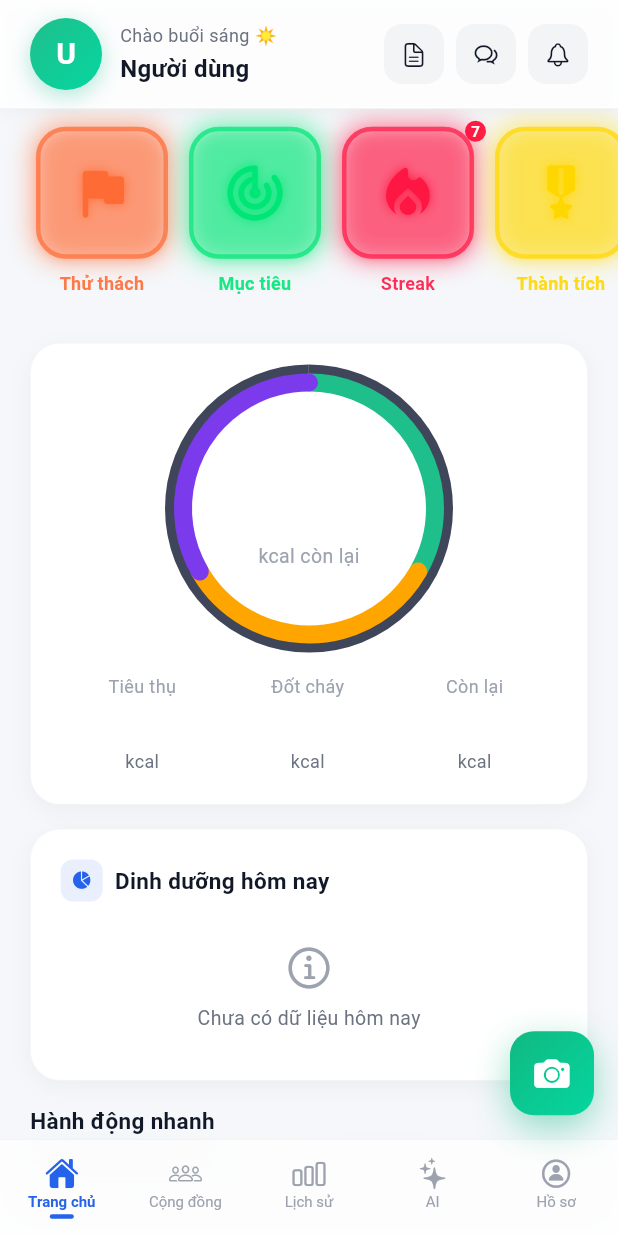
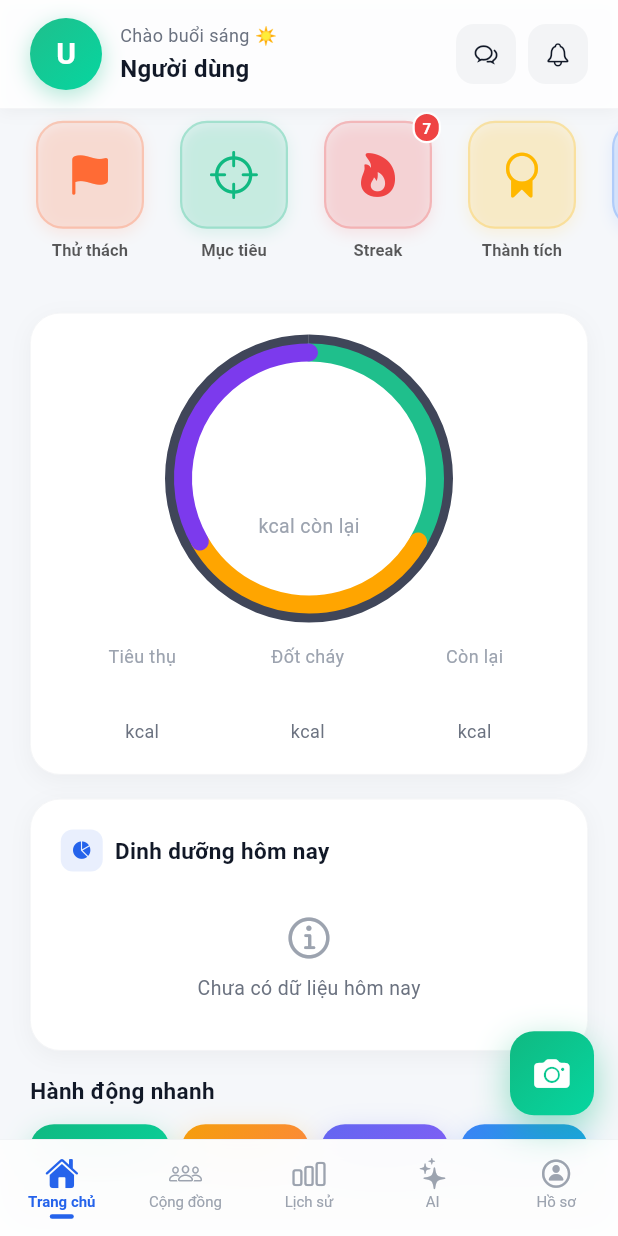
Before and after one commit to in4SECxMinDandy/Calo-Tracker, a Flutter app: the HomeScreen screen opened directly, on a phone screen of 412 x 824 dp. Run offline on Flutter 3.47's test engine with Material 3 defaults, Android fonts, the phone set to English and light mode, and no system bars; our stand-ins replace cached_network_image, camera, connectivity_plus, csv, device_info_plus, emoji_picker_flutter and 16 more; missing offline and left inert: flutter_lucide_animated, google_mlkit_barcode_scanning; accounts and stored records are empty; network calls fail.

Commit message:
fix: UI improvements and cleanup
- Remove duplicate 'Xuất dữ liệu' button from Settings screen
- Remove duplicate PDF export button from Home screen header
- Redesign GamificationRow: remove neon effects, use clean flat design
  * Professional CupertinoIcons instead of Material neon icons
  * Subtle shadows instead of glow effects
  * Consistent sizing (72x72 boxes)
  * Better dark/light mode support

```diff
--- a/calotracker/lib/screens/home/home_screen.dart
+++ b/calotracker/lib/screens/home/home_screen.dart
@@ -687,28 +687,6 @@ class _HomeScreenState extends State<HomeScreen>
           // ── Action Buttons ─────────────────────────────────────────────
           Row(
             children: [
-              // Nút xuất PDF
-              _ScaleTapWidget(
-                onTap: _showPdfExportDialog,
-                child: _HeaderIconButton(
-                  isDark: isDark,
-                  child: _isExportingPdf
-                      ? const SizedBox(
-                          width: 18,
-                          height: 18,
-                          child: CupertinoActivityIndicator(radius: 9),
-                        )
-                      : Icon(
-                          CupertinoIcons.doc_text,
-                          size: 18,
-                          color: isDark
-                              ? AppColors.darkTextPrimary
-                              : AppColors.lightTextPrimary,
-                        ),
-                ),
-              ),
-              const SizedBox(width: _DS.s8),
-
               // Nút tin nhắn
               _ScaleTapWidget(
                 onTap: _openConversations,
--- a/calotracker/lib/screens/home/widgets/gamification_row.dart
+++ b/calotracker/lib/screens/home/widgets/gamification_row.dart
@@ -1,10 +1,11 @@
 // ============================================================
 // gamification_row.dart
-// Clean, modular Gamification Icons Row for Dark Mode Health App
-// Architecture: Model → NeonIconItem widget → GamificationRow
+// Clean, professional Gamification Icons Row
+// No neon effects - modern flat design with subtle shadows
 // ============================================================
 
 import 'package:flutter/material.dart';
+import 'package:flutter/cupertino.dart';
 
 // ────────────────────────────────────────────────────────────
 // 1. DATA MODEL
@@ -14,103 +15,89 @@ import 'package:flutter/material.dart';
 class GamificationItem {
   final String title;
   final IconData iconData;
-  final Color glowColor;
+  final Color color;
   final int? badge;
 
   const GamificationItem({
     required this.title,
     required this.iconData,
-    required this.glowColor,
+    required this.color,
     this.badge,
   });
 }
 
 // ────────────────────────────────────────────────────────────
-// 2. BASE WIDGET — one isolated neon icon item
+// 2. BASE WIDGET — one clean icon item
 // ────────────────────────────────────────────────────────────
 
 class NeonIconItem extends StatelessWidget {
   final GamificationItem item;
   final VoidCallback? onTap;
 
-  // Layout constants — theo iconhome spec (88×88, border 3px)
-  static const double _boxSize = 88.0;
-  static const double _iconSize = 44.0;
-  static const double _radius = 20.0;
-  static const double _borderWidth = 3.0;
-  static const double _glowBlur = 14.0;
-  static const double _glowSpread = 1.5;
-  static const double _glowOpacity = 0.55;
-  static const double _bgOpacity = 0.10; // tinted dark surface
-  static const double _labelSize = 12.0;
-
   const NeonIconItem({super.key, required this.item, this.onTap});
 
   @override
   Widget build(BuildContext context) {
-    final Color glow = item.glowColor;
+    final isDark = Theme.of(context).brightness == Brightness.dark;
+    final Color color = item.color;
 
     return GestureDetector(
       onTap: onTap,
       behavior: HitTestBehavior.opaque,
       child: SizedBox(
-        width: 96,
+        width: 88,
         child: Column(
           mainAxisSize: MainAxisSize.min,
           children: [
-            // ── Neon box ──────────────────────────────────
+            // ── Icon box ──────────────────────────────────
             Stack(
               clipBehavior: Clip.none,
               children: [
                 Container(
-                  width: _boxSize,
-                  height: _boxSize,
+                  width: 72,
+                  height: 72,
                   decoration: BoxDecoration(
-                    // Dark, slightly tinted background
-                    color: glow.withValues(alpha: _bgOpacity),
-                    borderRadius: BorderRadius.circular(_radius),
+                    color: isDark
+                        ? color.withValues(alpha: 0.15)
+                        : color.withValues(alpha: 0.1),
+                    borderRadius: BorderRadius.circular(18),
                     border: Border.all(
-                      color: glow.withValues(alpha: 0.7),
-                      width: _borderWidth,
+                      color: color.withValues(alpha: 0.25),
+                      width: 1.5,
                     ),
                     boxShadow: [
-                      // Outer neon glow
                       BoxShadow(
-                        color: glow.withValues(alpha: _glowOpacity),
-                        blurRadius: _glowBlur,
-                        spreadRadius: _glowSpread,
-                      ),
-                      // Inner subtle glow (depth)
-                      BoxShadow(
-                        color: glow.withValues(alpha: 0.2),
-                        blurRadius: 4,
-                        spreadRadius: -1,
-                        offset: const Offset(0, 2),
+                        color: color.withValues(alpha: 0.12),
+                        blurRadius: 8,
+                        offset: const Offset(0, 3),
                       ),
                     ],
                   ),
                   child: Center(
                     child: Icon(
                       item.iconData,
-                      size: _iconSize,
-                      color: glow,
-                      shadows: [
-                        Shadow(
-                            color: glow.withValues(alpha: 0.9), blurRadius: 8),
-                      ],
+                      size: 32,
+                      color: color,
                     ),
                   ),
                 ),
                 // Badge
                 if (item.badge != null)
                   Positioned(
-                    top: -8,
-                    right: -8,
+                    top: -6,
+                    right: -6,
                     child: Container(
-                      padding: const EdgeInsets.all(4),
+                      padding: const EdgeInsets.symmetric(
+                        horizontal: 5,
+                        vertical: 2,
+                      ),
                       decoration: BoxDecoration(
-                        color: glow,
-                        shape: BoxShape.circle,
+                        color: color,
+                        borderRadius: BorderRadius.circular(10),
+                        border: Border.all(
+                          color: isDark ? const Color(0xFF1A1A2E) : Colors.white,
+                          width: 1.5,
+                        ),
                       ),
                       child: Text(
                         '${item.badge}',
@@ -125,16 +112,18 @@ class NeonIconItem extends StatelessWidget {
               ],
             ),
 
-            const SizedBox(height: 8),
+            const SizedBox(height: 6),
 
             // ── Label ─────────────────────────────────────
             Text(
               item.title,
               style: TextStyle(
-                fontSize: _labelSize,
+                fontSize: 11,
                 fontWeight: FontWeight.w600,
-                color: glow.withValues(alpha: 0.9),
-                letterSpacing: 0.2,
+                color: isDark
+                    ? Colors.white.withValues(alpha: 0.75)
+                    : Colors.black.withValues(alpha: 0.65),
+                letterSpacing: 0.1,
               ),
               maxLines: 1,
               overflow: TextOverflow.ellipsis,
@@ -164,47 +153,47 @@ class GamificationRow extends StatelessWidget {
   // ── 5 gamification items — single source of truth ──────
   static const List<GamificationItem> _items = [
     GamificationItem(
-      // Thử thách: cờ đích đến — biểu tượng hoàn thành thử thách
+      // Thử thách: cờ đích đến
       title: 'Thử thách',
-      iconData: Icons.flag_rounded,
-      glowColor: Color(0xFFFF6B35),
+      iconData: CupertinoIcons.flag_fill,
+      color: Color(0xFFFF6B35),
     ),
     GamificationItem(
-      // Mục tiêu: target/crosshair — biểu tượng nhắm mục tiêu
+      // Mục tiêu: target
       title: 'Mục tiêu',
-      iconData: Icons.track_changes_rounded,
-      glowColor: Color(0xFF00E676),
+      iconData: CupertinoIcons.scope,
+      color: Color(0xFF10B981),
     ),
     GamificationItem(
-      // Streak: lửa — chuỗi ngày liên tiếp
+      // Streak: lửa
       title: 'Streak',
-      iconData: Icons.local_fire_department_rounded,
-      glowColor: Color(0xFFFF1744),
+      iconData: CupertinoIcons.flame_fill,
+      color: Color(0xFFEF4444),
       badge: 7,
     ),
     GamificationItem(
-      // Thành tích: huy chương quân sự — biểu tượng thành tích cao
+      // Thành tích: huy chương
       title: 'Thành tích',
-      iconData: Icons.military_tech_rounded,
-      glowColor: Color(0xFFFFD700),
+      iconData: CupertinoIcons.rosette,
+      color: Color(0xFFFFB800),
     ),
     GamificationItem(
-      // Thống kê: insights — biểu tượng phân tích dữ liệu
+      // Thống kê: biểu đồ
       title: 'Thống kê',
-      iconData: Icons.insights_rounded,
-      glowColor: Color(0xFF448AFF),
+      iconData: CupertinoIcons.chart_bar_alt_fill,
+      color: Color(0xFF3B82F6),
     ),
   ];
 
   @override
   Widget build(BuildContext context) {
     return SizedBox(
-      height: 140,
+      height: 120,
       child: ListView.separated(
         scrollDirection: Axis.horizontal,
-        padding: const EdgeInsets.symmetric(horizontal: 20, vertical: 12),
+        padding: const EdgeInsets.symmetric(horizontal: 16, vertical: 8),
         itemCount: _items.length,
-        separatorBuilder: (_, __) => const SizedBox(width: 6),
+        separatorBuilder: (_, __) => const SizedBox(width: 8),
         itemBuilder: (context, index) {
           final tap = (onItemTaps != null && index < onItemTaps!.length)
               ? onItemTaps![index]
--- a/calotracker/lib/screens/settings/settings_screen.dart
+++ b/calotracker/lib/screens/settings/settings_screen.dart
@@ -230,15 +230,6 @@ class _SettingsScreenState extends State<SettingsScreen> {
             _SectionTitle('DỮ LIỆU', textSecondary),
             const SizedBox(height: 12),
             _buildCard(card, divider, [
-              _TapItem(
-                icon: CupertinoIcons.cloud_download,
-                iconColor: _kGreen,
-                title: 'Xuất dữ liệu',
-                subtitle: 'Lưu 30 ngày gần nhất ra file CSV',
-                isDark: isDark,
-                onTap: _exportData,
-              ),
-              _Divider(divider),
               _TapItem(
                 icon: CupertinoIcons.trash,
                 iconColor: _kRed,
```
